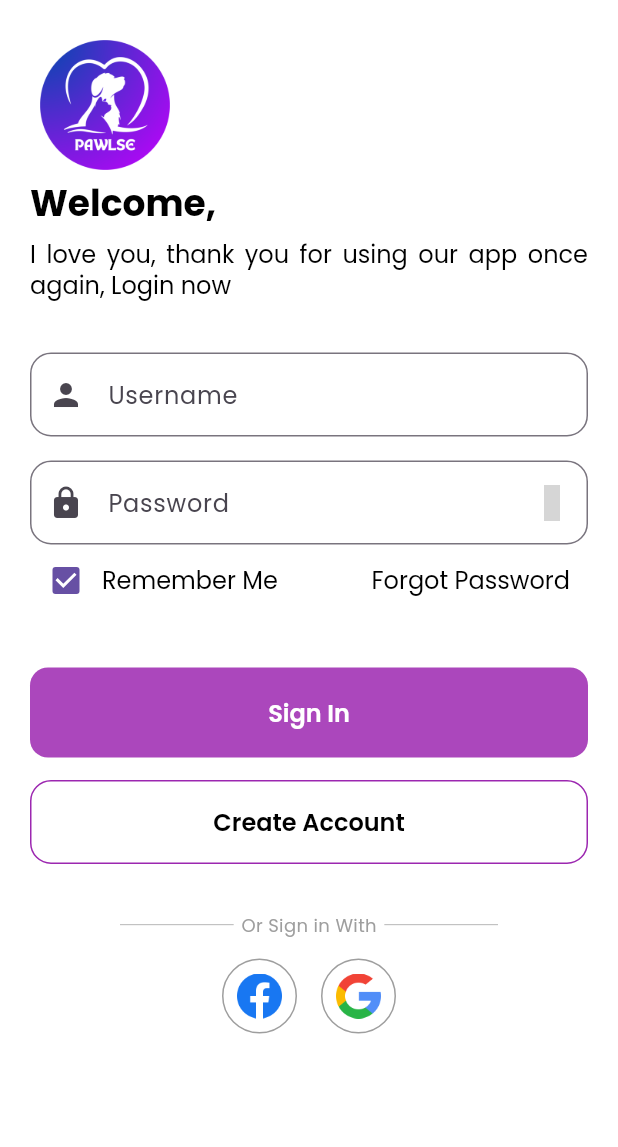
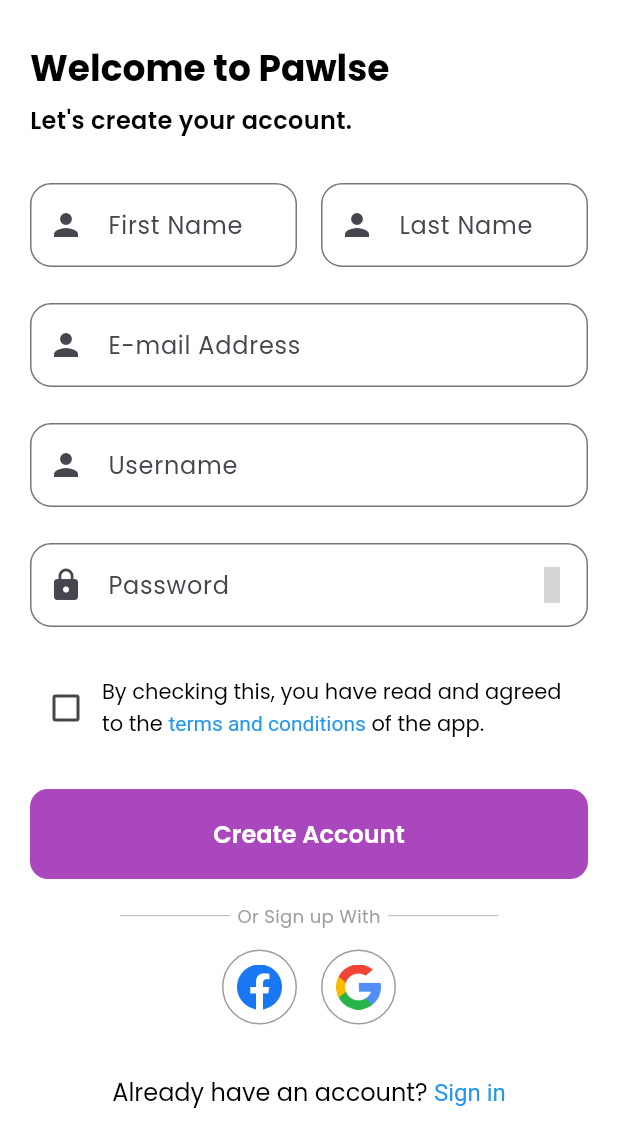
Before and after one commit to coar14/pawlse, a Flutter app: the LoginScreen screen opened by its route, after a tap on "Create Account", on a phone screen of 412 x 824 dp. Shown: the top 1147 px of the screen. Run offline on Flutter 3.47's test engine with Material 2 defaults, Android fonts, the light colour scheme and no system bars; our stand-ins replace google_fonts, iconsax, introduction_screen; grey boxes are pictures that could not be loaded.

Commit message:
Login and Signup, almost done

```diff
--- a/lib/getting_started/login.dart
+++ b/lib/getting_started/login.dart
@@ -10,8 +10,7 @@ class LoginScreen extends StatefulWidget {
 }
 
 class _LoginScreenState extends State<LoginScreen> {
-  late bool showPass = false;
-  late String icondata;
+  late bool showPass = true;
   @override
   Widget build(BuildContext context) {
     return SafeArea(
@@ -20,8 +19,8 @@ class _LoginScreenState extends State<LoginScreen> {
           child: Padding(
             padding: const EdgeInsets.all(20),
             child: Column(
+              crossAxisAlignment: CrossAxisAlignment.start,
               children: [
-                //header
                 Column(
                   crossAxisAlignment: CrossAxisAlignment.start,
                   children: [
@@ -34,11 +33,13 @@ class _LoginScreenState extends State<LoginScreen> {
                     const SizedBox(
                       height: 8.0,
                     ),
-                    Text(
-                      'I love you, thank you for using our app once again, Login now',
-                      textAlign: TextAlign.justify,
-                      style: Theme.of(context).textTheme.headlineSmall,
-                    )
+                    Text('Thank you for supporting Pawlse, login now.',
+                        textAlign: TextAlign.justify,
+                        style: GoogleFonts.poppins(
+                            textStyle: const TextStyle(
+                                fontSize: 16,
+                                fontWeight: FontWeight.normal,
+                                color: Colors.black)))
                   ],
                 ),
                 const SizedBox(
@@ -82,7 +83,6 @@ class _LoginScreenState extends State<LoginScreen> {
                     ],
                   ),
                 ),
-
                 Row(
                   mainAxisAlignment: MainAxisAlignment.spaceBetween,
                   children: [
@@ -107,7 +107,6 @@ class _LoginScreenState extends State<LoginScreen> {
                     ),
                   ],
                 ),
-
                 const SizedBox(height: 34),
                 SizedBox(
                     width: double.infinity,
@@ -147,7 +146,9 @@ class _LoginScreenState extends State<LoginScreen> {
                             horizontal: 20, vertical: 16),
                         shape: RoundedRectangleBorder(
                             borderRadius: BorderRadius.circular(14))),
-                    onPressed: () {},
+                    onPressed: () {
+                      Navigator.pushNamed(context, 'signup');
+                    },
                     child: const Text('Create Account'),
                   ),
                 ),
--- a/lib/getting_started/signup.dart
+++ b/lib/getting_started/signup.dart
@@ -0,0 +1,292 @@
+import 'package:flutter/material.dart';
+import 'package:google_fonts/google_fonts.dart';
+import 'package:iconsax/iconsax.dart';
+
+class SignUpScreen extends StatefulWidget {
+  const SignUpScreen({super.key});
+
+  @override
+  State<SignUpScreen> createState() => _SignUpScreenState();
+}
+
+class _SignUpScreenState extends State<SignUpScreen> {
+  late bool showPass = true;
+  late bool check = false;
+
+  @override
+  Widget build(BuildContext context) {
+    return SafeArea(
+      child: Scaffold(
+        body: SingleChildScrollView(
+          child: Padding(
+            padding: const EdgeInsets.symmetric(horizontal: 20, vertical: 30),
+            child: Column(
+              crossAxisAlignment: CrossAxisAlignment.start,
+              children: [
+                Column(
+                  crossAxisAlignment: CrossAxisAlignment.start,
+                  children: [
+                    Text(
+                      'Welcome to Pawlse',
+                      style: Theme.of(context).textTheme.headlineMedium,
+                    ),
+                    const SizedBox(
+                      height: 8.0,
+                    ),
+                    Text("Let's create your account.",
+                        textAlign: TextAlign.justify,
+                        style: GoogleFonts.poppins(
+                            textStyle: const TextStyle(
+                                fontSize: 16,
+                                fontWeight: FontWeight.w600,
+                                color: Colors.black)))
+                  ],
+                ),
+                const SizedBox(
+                  height: 30,
+                ),
+                Form(
+                  child: Column(
+                    children: [
+                      Row(
+                        children: [
+                          Expanded(
+                            child: TextFormField(
+                              decoration: InputDecoration(
+                                border: OutlineInputBorder(
+                                  borderRadius: BorderRadius.circular(14),
+                                  borderSide: const BorderSide(width: 2),
+                                ),
+                                prefixIcon: const Icon(Icons.person),
+                                labelText: 'First Name',
+                              ),
+                            ),
+                          ),
+                          const SizedBox(
+                            width: 16,
+                          ),
+                          Expanded(
+                            child: TextFormField(
+                              decoration: InputDecoration(
+                                border: OutlineInputBorder(
+                                  borderRadius: BorderRadius.circular(14),
+                                  borderSide: const BorderSide(width: 2),
+                                ),
+                                prefixIcon: const Icon(Icons.person),
+                                labelText: 'Last Name',
+                              ),
+                            ),
+                          ),
+                        ],
+                      ),
+                      const SizedBox(
+                        height: 24,
+                      ),
+                      TextFormField(
+                        decoration: InputDecoration(
+                          border: OutlineInputBorder(
+                            borderRadius: BorderRadius.circular(14),
+                            borderSide: const BorderSide(width: 2),
+                          ),
+                          prefixIcon: const Icon(Icons.person),
+                          labelText: 'E-mail Address',
+                        ),
+                      ),
+                      const SizedBox(
+                        height: 24,
+                      ),
+                      TextFormField(
+                        decoration: InputDecoration(
+                          border: OutlineInputBorder(
+                            borderRadius: BorderRadius.circular(14),
+                            borderSide: const BorderSide(width: 2),
+                          ),
+                          prefixIcon: const Icon(Icons.person),
+                          labelText: 'Username',
+                        ),
+                      ),
+                      const SizedBox(
+                        height: 24,
+                      ),
+                      TextFormField(
+                        obscureText: showPass,
+                        decoration: InputDecoration(
+                          border: OutlineInputBorder(
+                            borderRadius: BorderRadius.circular(14),
+                            borderSide: const BorderSide(width: 2),
+                          ),
+                          prefixIcon: const Icon(Icons.lock),
+                          labelText: 'Password',
+                          suffixIcon: IconButton(
+                            icon: const Icon(Iconsax.eye_slash),
+                            onPressed: () {
+                              setState(() {
+                                showPass = !showPass;
+                              });
+                            },
+                          ),
+                        ),
+                      ),
+                    ],
+                  ),
+                ),
+                const SizedBox(
+                  height: 30,
+                ),
+                Row(
+                  children: [
+                    Checkbox(
+                      value: check,
+                      onChanged: (value) {
+                        setState(() {
+                          check = !check;
+                        });
+                      },
+                    ),
+                    Flexible(
+                      child: RichText(
+                        text: TextSpan(
+                          text:
+                              'By checking this, you have read and agreed to the ',
+                          style: GoogleFonts.poppins(
+                              textStyle: const TextStyle(
+                                  fontSize: 14,
+                                  fontWeight: FontWeight.normal,
+                                  color: Colors.black)),
+                          children: const [
+                            TextSpan(
+                              text: 'terms and conditions',
+                              style: TextStyle(
+                                color: Colors.blue,
+                              ),
+                            ),
+                            TextSpan(
+                              text: ' of the app.',
+                            ),
+                          ],
+                        ),
+                      ),
+                    ),
+                  ],
+                ),
+                const SizedBox(
+                  height: 30,
+                ),
+                SizedBox(
+                  width: double.infinity,
+                  child: ElevatedButton(
+                    style: ElevatedButton.styleFrom(
+                        elevation: 0,
+                        foregroundColor: Colors.white,
+                        backgroundColor: Colors.purple[400],
+                        padding: const EdgeInsets.symmetric(vertical: 18),
+                        textStyle: GoogleFonts.poppins(
+                            textStyle: const TextStyle(
+                                fontSize: 16,
+                                fontWeight: FontWeight.w600,
+                                color: Colors.white)),
+                        shape: RoundedRectangleBorder(
+                            borderRadius: BorderRadius.circular(12))),
+                    onPressed: () {},
+                    child: const Text('Create Account'),
+                  ),
+                ),
+                const SizedBox(
+                  height: 16,
+                ),
+                const Row(
+                  mainAxisAlignment: MainAxisAlignment.center,
+                  children: [
+                    Flexible(
+                      child: Divider(
+                        color: Colors.grey,
+                        thickness: .5,
+                        indent: 60,
+                        endIndent: 5,
+                      ),
+                    ),
+                    Text(
+                      'Or Sign up With',
+                      style: TextStyle(
+                          fontSize: 12,
+                          fontWeight: FontWeight.normal,
+                          color: Colors.grey),
+                    ),
+                    Flexible(
+                      child: Divider(
+                        color: Colors.grey,
+                        thickness: .5,
+                        indent: 5,
+                        endIndent: 60,
+                      ),
+                    )
+                  ],
+                ),
+                const SizedBox(
+                  height: 14,
+                ),
+                Row(
+                  mainAxisAlignment: MainAxisAlignment.center,
+                  children: [
+                    Container(
+                      decoration: BoxDecoration(
+                        border: Border.all(color: Colors.grey),
+                        borderRadius: BorderRadius.circular(100),
+                      ),
+                      child: IconButton(
+                          onPressed: () {},
+                          icon: const Image(
+                              width: 30,
+                              height: 30,
+                              image: AssetImage('assets/icons/facebook.png'))),
+                    ),
+                    const SizedBox(
+                      width: 16,
+                    ),
+                    Container(
+                      decoration: BoxDecoration(
+                        border: Border.all(color: Colors.grey),
+                        borderRadius: BorderRadius.circular(100),
+                      ),
+                      child: IconButton(
+                          onPressed: () {},
+                          icon: const Image(
+                              width: 30,
+                              height: 30,
+                              image: AssetImage('assets/icons/google.png'))),
+                    )
+                  ],
+                ),
+                const SizedBox(
+                  height: 35,
+                ),
+                Align(
+                  alignment: Alignment.center,
+                  child: GestureDetector(
+                    onTap: () {
+                      Navigator.pushNamed(context, 'login');
+                    },
+                    child: RichText(
+                      text: TextSpan(
+                        text: 'Already have an account? ',
+                        style: Theme.of(context).textTheme.headlineSmall,
+                        children: const [
+                          TextSpan(
+                            text: 'Sign in',
+                            style: TextStyle(
+                              color: Colors.blue,
+                            ),
+                          ),
+                        ],
+                      ),
+                    ),
+                  ),
+                )
+              ],
+            ),
+          ),
+        ),
+      ),
+    );
+  }
+}
--- a/lib/main.dart
+++ b/lib/main.dart
@@ -1,6 +1,7 @@
 import 'package:flutter/material.dart';
 import 'package:pawlse/getting_started/intro_screen.dart';
 import 'package:pawlse/getting_started/login.dart';
+import 'package:pawlse/getting_started/signup.dart';
 import 'package:pawlse/themes/font_theme.dart';
 
 void main() {
@@ -18,6 +19,7 @@ class MyApp extends StatelessWidget {
       routes: {
         '/': (context) => const IntroScreen(),
         'login': (context) => const LoginScreen(),
+        'signup': (context) => const SignUpScreen()
       },
     );
   }
```
